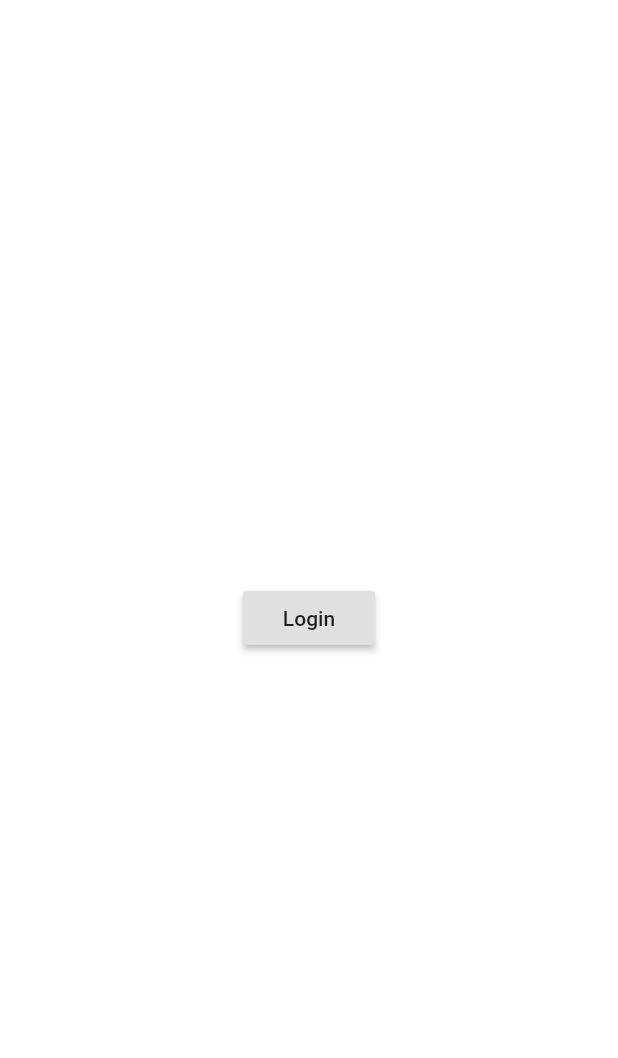
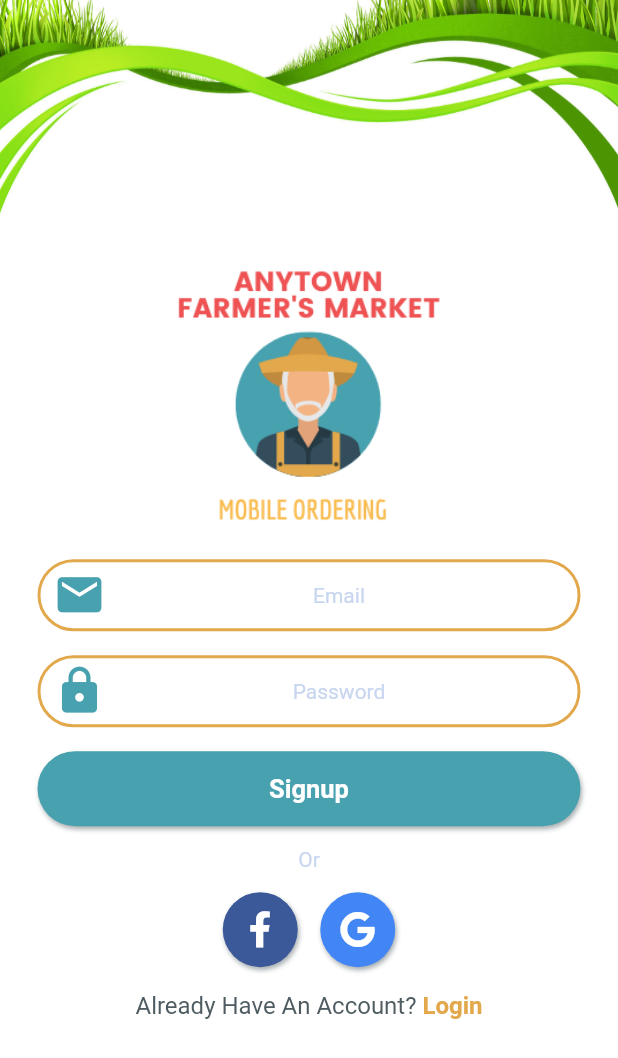
Before and after one commit to tushar-singh-89/farmers, a Flutter app: the Signup screen opened by its route, on a phone screen of 412 x 824 dp. Shown: the top 1058 px of the screen. Run offline on Flutter 3.47's test engine with Material 2 defaults, Android fonts, the phone set to English and light mode, and no system bars; our stand-ins replace font_awesome_flutter, google_fonts.

Commit message:
Completed the Login and SignUp UI

```diff
--- a/lib/src/screens/login.dart
+++ b/lib/src/screens/login.dart
@@ -1,7 +1,12 @@
 import 'dart:io';
 
-import 'package:farmers/src/styles/textfields.dart';
+import 'package:farmers/src/styles/base.dart';
+import 'package:farmers/src/styles/text.dart';
+import 'package:farmers/src/widgets/button.dart';
+import 'package:farmers/src/widgets/social_button.dart';
+import 'package:farmers/src/widgets/textfield.dart';
 import 'package:flutter/cupertino.dart';
+import 'package:flutter/gestures.dart';
 import 'package:flutter/material.dart';
 
 class Login extends StatelessWidget {
@@ -39,31 +44,62 @@ class Login extends StatelessWidget {
             ),
           ),
         ),
+        AppTextField(
+          isIOS: Platform.isIOS,
+          hintText: "Email",
+          cupertinoIcon: CupertinoIcons.mail_solid,
+          materialIcon: Icons.email,
+          textInputType: TextInputType.emailAddress,
+        ),
+        AppTextField(
+          isIOS: Platform.isIOS,
+          hintText: 'Password',
+          cupertinoIcon: IconData(
+            0xf4c9,
+            fontFamily: CupertinoIcons.iconFont,
+            fontPackage: CupertinoIcons.iconFontPackage,
+          ),
+          materialIcon: Icons.lock,
+          obscureText: true,
+        ),
+        AppButton(
+          buttonText: 'Login',
+          buttonType: ButtonType.LightBlue,
+        ),
+        SizedBox(height: 6.0),
+        Center(child: Text('Or', style: TextStyles.suggestion)),
+        SizedBox(height: 6.0),
         Padding(
-          padding: EdgeInsets.symmetric(
-            horizontal: TextFieldStyles.textBoxHorizontal(),
-            vertical: TextFieldStyles.textBoxVertical(),
+          padding: BaseStyles.listPadding,
+          child: Row(
+            mainAxisAlignment: MainAxisAlignment.center,
+            children: <Widget>[
+              AppSocialButton(socialType: SocialType.Facebook),
+              SizedBox(width: 15.0),
+              AppSocialButton(socialType: SocialType.Google)
+            ],
           ),
-          child: email(),
         ),
-        password(),
+        Padding(
+          padding: BaseStyles.listPadding,
+          child: RichText(
+            textAlign: TextAlign.center,
+            text: TextSpan(
+              text: 'New Here? ',
+              style: TextStyles.body,
+              children: [
+                TextSpan(
+                  text: 'Signup',
+                  style: TextStyles.link,
+                  recognizer: TapGestureRecognizer()
+                    ..onTap = () =>
+                        Navigator.pushReplacementNamed(context, '/signup'),
+                ),
+              ],
+            ),
+          ),
+        ),
       ],
     );
   }
-
-  Widget email() {
-    if (Platform.isIOS) {
-      return CupertinoTextField();
-    } else {
-      return TextField();
-    }
-  }
-
-  Widget password() {
-    if (Platform.isIOS) {
-      return CupertinoTextField();
-    } else {
-      return TextField();
-    }
-  }
 }
--- a/lib/src/screens/signup.dart
+++ b/lib/src/screens/signup.dart
@@ -1,6 +1,12 @@
 import 'dart:io';
 
+import 'package:farmers/src/styles/base.dart';
+import 'package:farmers/src/styles/text.dart';
+import 'package:farmers/src/widgets/button.dart';
+import 'package:farmers/src/widgets/social_button.dart';
+import 'package:farmers/src/widgets/textfield.dart';
 import 'package:flutter/cupertino.dart';
+import 'package:flutter/gestures.dart';
 import 'package:flutter/material.dart';
 
 class Signup extends StatelessWidget {
@@ -18,20 +24,82 @@ class Signup extends StatelessWidget {
   }
 
   Widget pageBody(BuildContext context) {
-    return Center(
-      child: (Platform.isIOS)
-          ? CupertinoButton(
-              child: Text('Login'),
-              onPressed: () {
-                Navigator.pushReplacementNamed(context, '/login');
-              },
-            )
-          : RaisedButton(
-              child: Text('Login'),
-              onPressed: () {
-                Navigator.pushReplacementNamed(context, '/login');
-              },
+    return ListView(
+      padding: EdgeInsets.all(0.0),
+      children: <Widget>[
+        Container(
+          height: MediaQuery.of(context).size.height * 0.2,
+          decoration: BoxDecoration(
+            image: DecorationImage(
+              image: AssetImage('assets/images/top_bg.png'),
+              fit: BoxFit.fill,
             ),
+          ),
+        ),
+        Container(
+          height: 200.0,
+          decoration: BoxDecoration(
+            image: DecorationImage(
+              image: AssetImage('assets/images/logo.png'),
+            ),
+          ),
+        ),
+        AppTextField(
+          isIOS: Platform.isIOS,
+          hintText: "Email",
+          cupertinoIcon: CupertinoIcons.mail_solid,
+          materialIcon: Icons.email,
+          textInputType: TextInputType.emailAddress,
+        ),
+        AppTextField(
+          isIOS: Platform.isIOS,
+          hintText: 'Password',
+          cupertinoIcon: IconData(
+            0xf4c9,
+            fontFamily: CupertinoIcons.iconFont,
+            fontPackage: CupertinoIcons.iconFontPackage,
+          ),
+          materialIcon: Icons.lock,
+          obscureText: true,
+        ),
+        AppButton(
+          buttonText: 'Signup',
+          buttonType: ButtonType.LightBlue,
+        ),
+        SizedBox(height: 6.0),
+        Center(child: Text('Or', style: TextStyles.suggestion)),
+        SizedBox(height: 6.0),
+        Padding(
+          padding: BaseStyles.listPadding,
+          child: Row(
+            mainAxisAlignment: MainAxisAlignment.center,
+            children: <Widget>[
+              AppSocialButton(socialType: SocialType.Facebook),
+              SizedBox(width: 15.0),
+              AppSocialButton(socialType: SocialType.Google)
+            ],
+          ),
+        ),
+        Padding(
+          padding: BaseStyles.listPadding,
+          child: RichText(
+            textAlign: TextAlign.center,
+            text: TextSpan(
+              text: 'Already Have An Account? ',
+              style: TextStyles.body,
+              children: [
+                TextSpan(
+                  text: 'Login',
+                  style: TextStyles.link,
+                  recognizer: TapGestureRecognizer()
+                    ..onTap =
+                        () => Navigator.pushReplacementNamed(context, '/login'),
+                ),
+              ],
+            ),
+          ),
+        ),
+      ],
     );
   }
 }
--- /dev/null
+++ b/lib/src/styles/base.dart
@@ -0,0 +1,29 @@
+import 'package:farmers/src/styles/colors.dart';
+import 'package:flutter/material.dart';
+
+abstract class BaseStyles {
+  static double get borderRadius => 25.0;
+
+  static double get borderWidth => 2.0;
+
+  static double get listFieldHorizontal => 25.0;
+
+  static double get listFieldVertical => 8.0;
+
+  static EdgeInsets get listPadding {
+    return EdgeInsets.symmetric(
+      horizontal: listFieldHorizontal,
+      vertical: listFieldVertical,
+    );
+  }
+
+  static List<BoxShadow> get boxShadow {
+    return [
+      BoxShadow(
+        color: AppColors.darkgray.withOpacity(0.5),
+        offset: Offset(1.0, 2.0),
+        blurRadius: 2.0,
+      ),
+    ];
+  }
+}
--- /dev/null
+++ b/lib/src/styles/buttons.dart
@@ -0,0 +1,3 @@
+abstract class ButtonStyles {
+  static double get buttonHeight => 50.0;
+}
--- /dev/null
+++ b/lib/src/styles/colors.dart
@@ -0,0 +1,21 @@
+import 'package:flutter/material.dart';
+
+abstract class AppColors {
+  static Color get darkgray => const Color(0xFF4e5b60);
+
+  static Color get lightgray => const Color(0xFFc8d6ef);
+
+  static Color get darkblue => const Color(0xFF263a44);
+
+  static Color get lightblue => const Color(0xFF48a1af);
+
+  static Color get straw => const Color(0xFFe2a84b);
+
+  static Color get red => const Color(0xFFee5253);
+
+  static Color get green => const Color(0xFF3b7d02);
+
+  static Color get facebook => const Color(0xFF3b5998);
+
+  static Color get google => const Color(0xFF4285f4);
+}
--- /dev/null
+++ b/lib/src/styles/text.dart
@@ -0,0 +1,38 @@
+import 'package:farmers/src/styles/colors.dart';
+import 'package:flutter/material.dart';
+import 'package:google_fonts/google_fonts.dart';
+
+abstract class TextStyles {
+  static TextStyle get body {
+    return GoogleFonts.roboto(
+        textStyle: TextStyle(color: AppColors.darkgray, fontSize: 16.0));
+  }
+
+  static TextStyle get link {
+    return GoogleFonts.roboto(
+      textStyle: TextStyle(
+          color: AppColors.straw, fontSize: 16.0, fontWeight: FontWeight.bold),
+    );
+  }
+
+  static TextStyle get suggestion {
+    return GoogleFonts.roboto(
+        textStyle: TextStyle(color: AppColors.lightgray, fontSize: 14.0));
+  }
+
+  static TextStyle get buttonTextLight {
+    return GoogleFonts.roboto(
+      textStyle: TextStyle(
+          color: Colors.white, fontSize: 17.0, fontWeight: FontWeight.bold),
+    );
+  }
+
+  static TextStyle get buttonTextDark {
+    return GoogleFonts.roboto(
+      textStyle: TextStyle(
+          color: AppColors.darkgray,
+          fontSize: 17.0,
+          fontWeight: FontWeight.bold),
+    );
+  }
+}
--- a/lib/src/styles/textfields.dart
+++ b/lib/src/styles/textfields.dart
@@ -1,10 +1,52 @@
+import 'package:farmers/src/styles/base.dart';
+import 'package:farmers/src/styles/colors.dart';
+import 'package:farmers/src/styles/text.dart';
+import 'package:flutter/material.dart';
+
 abstract class TextFieldStyles {
+  static double get textBoxHorizontal => BaseStyles.listFieldHorizontal;
 
-  static double textBoxHorizontal() {
-    return 25.0;
+  static double get textBoxVertical => BaseStyles.listFieldVertical;
+
+  static TextStyle get text => TextStyles.body;
+
+  static TextStyle get placeholder => TextStyles.suggestion;
+
+  static Color get cursorColor => AppColors.darkblue;
+
+  static Widget iconPrefix(IconData icon) {
+    return Padding(
+      padding: const EdgeInsets.only(left: 8.0),
+      child: Icon(icon, size: 35.0, color: AppColors.lightblue),
+    );
   }
 
-  static double textBoxVertical() {
-    return 8.0;
+  static TextAlign get textAlign => TextAlign.center;
+
+  static BoxDecoration get cupertinoDecoration {
+    return BoxDecoration(
+        border: Border.all(
+          color: AppColors.straw,
+          width: BaseStyles.borderWidth,
+        ),
+        borderRadius: BorderRadius.circular(BaseStyles.borderRadius));
+  }
+
+  static InputDecoration materialDecoration(String hintText, IconData icon) {
+    return InputDecoration(
+      contentPadding: EdgeInsets.all(8.0),
+      hintText: hintText,
+      hintStyle: TextFieldStyles.placeholder,
+      border: InputBorder.none,
+      focusedBorder: OutlineInputBorder(
+          borderSide:
+              BorderSide(color: AppColors.straw, width: BaseStyles.borderWidth),
+          borderRadius: BorderRadius.circular(BaseStyles.borderRadius)),
+      enabledBorder: OutlineInputBorder(
+          borderSide:
+              BorderSide(color: AppColors.straw, width: BaseStyles.borderWidth),
+          borderRadius: BorderRadius.circular(BaseStyles.borderRadius)),
+      prefixIcon: iconPrefix(icon),
+    );
   }
 }
--- /dev/null
+++ b/lib/src/widgets/button.dart
@@ -0,0 +1,68 @@
+import 'package:farmers/src/styles/base.dart';
+import 'package:farmers/src/styles/buttons.dart';
+import 'package:farmers/src/styles/colors.dart';
+import 'package:farmers/src/styles/text.dart';
+import 'package:flutter/material.dart';
+
+class AppButton extends StatelessWidget {
+  final String buttonText;
+  final ButtonType buttonType;
+
+  AppButton({
+    @required this.buttonText,
+    this.buttonType,
+  });
+
+  @override
+  Widget build(BuildContext context) {
+    TextStyle fontStyle;
+    Color buttonColor;
+
+    switch (buttonType) {
+      case ButtonType.Straw:
+        fontStyle = TextStyles.buttonTextLight;
+        buttonColor = AppColors.straw;
+        break;
+      case ButtonType.LightBlue:
+        fontStyle = TextStyles.buttonTextLight;
+        buttonColor = AppColors.lightblue;
+        break;
+      case ButtonType.LightGray:
+        fontStyle = TextStyles.buttonTextDark;
+        buttonColor = AppColors.lightgray;
+        break;
+      case ButtonType.DarkGray:
+        fontStyle = TextStyles.buttonTextLight;
+        buttonColor = AppColors.darkgray;
+        break;
+      case ButtonType.DarkBlue:
+        fontStyle = TextStyles.buttonTextLight;
+        buttonColor = AppColors.darkblue;
+        break;
+      default:
+        fontStyle = TextStyles.buttonTextLight;
+        buttonColor = AppColors.lightblue;
+    }
+
+    return Padding(
+      padding: BaseStyles.listPadding,
+      child: Container(
+        height: ButtonStyles.buttonHeight,
+        width: MediaQuery.of(context).size.width,
+        decoration: BoxDecoration(
+          color: buttonColor,
+          borderRadius: BorderRadius.circular(BaseStyles.borderRadius),
+          boxShadow: BaseStyles.boxShadow,
+        ),
+        child: Center(
+          child: Text(
+            buttonText,
+            style: fontStyle,
+          ),
+        ),
+      ),
+    );
+  }
+}
+
+enum ButtonType { LightBlue, Straw, LightGray, DarkGray, DarkBlue }
--- /dev/null
+++ b/lib/src/widgets/social_button.dart
@@ -0,0 +1,52 @@
+import 'package:farmers/src/styles/base.dart';
+import 'package:farmers/src/styles/buttons.dart';
+import 'package:farmers/src/styles/colors.dart';
+import 'package:flutter/material.dart';
+import 'package:font_awesome_flutter/font_awesome_flutter.dart';
+
+class AppSocialButton extends StatelessWidget {
+  final SocialType socialType;
+
+  AppSocialButton({
+    @required this.socialType,
+  });
+
+  @override
+  Widget build(BuildContext context) {
+    Color buttonColor;
+    Color iconColor;
+    IconData icon;
+
+    switch (socialType) {
+      case SocialType.Facebook:
+        iconColor = Colors.white;
+        buttonColor = AppColors.facebook;
+        icon = FontAwesomeIcons.facebookF;
+        break;
+      case SocialType.Google:
+        iconColor = Colors.white;
+        buttonColor = AppColors.google;
+        icon = FontAwesomeIcons.google;
+        break;
+      default:
+        iconColor = Colors.white;
+        buttonColor = AppColors.facebook;
+        icon = FontAwesomeIcons.facebookF;
+    }
+
+    return Container(
+        height: ButtonStyles.buttonHeight,
+        width: ButtonStyles.buttonHeight,
+        decoration: BoxDecoration(
+          color: buttonColor,
+          borderRadius: BorderRadius.circular(BaseStyles.borderRadius),
+          boxShadow: BaseStyles.boxShadow,
+        ),
+        child: Icon(
+          icon,
+          color: iconColor,
+        ));
+  }
+}
+
+enum SocialType { Facebook, Google }
--- /dev/null
+++ b/lib/src/widgets/textfield.dart
@@ -0,0 +1,59 @@
+import 'package:farmers/src/styles/textfields.dart';
+import 'package:flutter/cupertino.dart';
+import 'package:flutter/material.dart';
+
+class AppTextField extends StatelessWidget {
+  final bool isIOS;
+  final String hintText;
+  final IconData materialIcon;
+  final IconData cupertinoIcon;
+  final TextInputType textInputType;
+  final bool obscureText;
+
+  AppTextField({
+    @required this.isIOS,
+    @required this.hintText,
+    @required this.cupertinoIcon,
+    @required this.materialIcon,
+    this.textInputType = TextInputType.text,
+    this.obscureText = false,
+  });
+
+  @override
+  Widget build(BuildContext context) {
+    if (isIOS) {
+      return Padding(
+        padding: EdgeInsets.symmetric(
+            horizontal: TextFieldStyles.textBoxHorizontal,
+            vertical: TextFieldStyles.textBoxVertical),
+        child: CupertinoTextField(
+          keyboardType: textInputType,
+          padding: EdgeInsets.all(12.0),
+          placeholder: hintText,
+          placeholderStyle: TextFieldStyles.placeholder,
+          style: TextFieldStyles.text,
+          textAlign: TextFieldStyles.textAlign,
+          cursorColor: TextFieldStyles.cursorColor,
+          decoration: TextFieldStyles.cupertinoDecoration,
+          prefix: TextFieldStyles.iconPrefix(cupertinoIcon),
+          obscureText: obscureText,
+        ),
+      );
+    } else {
+      return Padding(
+        padding: EdgeInsets.symmetric(
+            horizontal: TextFieldStyles.textBoxHorizontal,
+            vertical: TextFieldStyles.textBoxVertical),
+        child: TextField(
+          keyboardType: textInputType,
+          cursorColor: TextFieldStyles.cursorColor,
+          style: TextFieldStyles.text,
+          textAlign: TextFieldStyles.textAlign,
+          decoration:
+              TextFieldStyles.materialDecoration(hintText, materialIcon),
+          obscureText: obscureText,
+        ),
+      );
+    }
+  }
+}
--- a/pubspec.yaml
+++ b/pubspec.yaml
@@ -32,6 +32,7 @@ dependencies:
   firebase_auth: ^0.16.0
   cloud_firestore: ^0.13.5
   google_fonts: ^1.1.0
+  font_awesome_flutter: ^8.8.1
 
 dev_dependencies:
   flutter_test:
```
Also changed, not shown: pubspec.lock.
